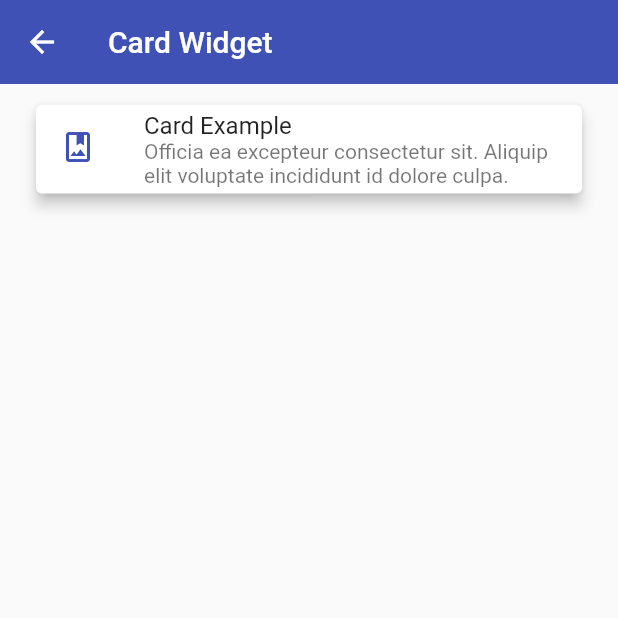
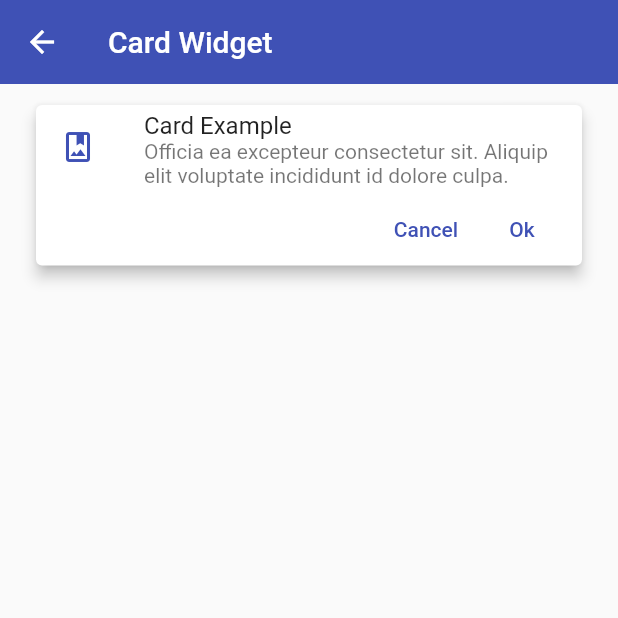
Before and after one commit to camilocallderon/components_jenkins, a Flutter app: the CardScreen screen opened by its route, on a phone screen of 412 x 824 dp, the top half of it. Run offline on Flutter 3.47's test engine with Material 2 defaults, Android fonts, the phone set to English and light mode, and no system bars.

Commit message:
feat(card): add card and theme card

```diff
--- a/lib/screens/card_screen.dart
+++ b/lib/screens/card_screen.dart
@@ -1,5 +1,6 @@
-import 'package:components_flutter_3/theme/app_theme.dart';
 import 'package:flutter/material.dart';
+
+import '../widgets/widgets.dart';
 
 class CardScreen extends StatelessWidget {
   const CardScreen({super.key});
@@ -13,23 +14,15 @@ class CardScreen extends StatelessWidget {
       body: ListView(
         padding: const EdgeInsets.symmetric(horizontal: 20, vertical: 10),
         children: [
-          Card(
-            elevation: 4,
-            key: const Key('card-example-basic'),
-            child: Column(
-              children: [
-                ListTile(
-                  leading: Icon(
-                    Icons.photo_album_outlined,
-                    color: AppTheme.primary,
-                  ),
-                  title: const Text('Card Example'),
-                  subtitle: const Text(
-                      'Officia ea excepteur consectetur sit. Aliquip elit voluptate incididunt id dolore culpa.'),
-                )
-              ],
-            ),
-          )
+          CustomCardTypeOne(
+            title: 'Card Example',
+            leftButtonLabel: 'Cancel',
+            rightButtonLabel: 'Ok',
+            bodyText:
+                'Officia ea excepteur consectetur sit. Aliquip elit voluptate incididunt id dolore culpa.',
+            onPressLeftButton: () {},
+            onPressRightButton: () {},
+          ),
         ],
       ),
     );
--- a/lib/theme/app_theme.dart
+++ b/lib/theme/app_theme.dart
@@ -8,5 +8,8 @@ class AppTheme {
       color: primary,
       elevation: 0,
     ),
+    textButtonTheme: TextButtonThemeData(
+      style: TextButton.styleFrom(primary: primary),
+    ),
   );
 }
--- /dev/null
+++ b/lib/widgets/custom_card_type_one.dart
@@ -0,0 +1,58 @@
+import 'package:flutter/material.dart';
+
+import '../theme/app_theme.dart';
+
+class CustomCardTypeOne extends StatelessWidget {
+  final String title;
+  final String bodyText;
+  final String leftButtonLabel;
+  final String rightButtonLabel;
+  final VoidCallback onPressLeftButton;
+  final VoidCallback onPressRightButton;
+
+  const CustomCardTypeOne({
+    required this.onPressLeftButton,
+    required this.onPressRightButton,
+    required this.leftButtonLabel,
+    required this.rightButtonLabel,
+    required this.bodyText,
+    required this.title,
+    Key? key,
+  }) : super(key: key);
+
+  @override
+  Widget build(BuildContext context) {
+    return Card(
+      elevation: 4,
+      key: const Key('card-example-basic'),
+      child: Column(
+        children: [
+          ListTile(
+            leading: Icon(
+              Icons.photo_album_outlined,
+              color: AppTheme.primary,
+            ),
+            title: Text(title),
+            subtitle: Text(bodyText),
+          ),
+          Padding(
+            padding: const EdgeInsets.only(right: 8.0),
+            child: Row(
+              mainAxisAlignment: MainAxisAlignment.end,
+              children: [
+                TextButton(
+                  onPressed: onPressLeftButton,
+                  child: Text(leftButtonLabel),
+                ),
+                TextButton(
+                  onPressed: onPressRightButton,
+                  child: Text(rightButtonLabel),
+                ),
+              ],
+            ),
+          )
+        ],
+      ),
+    );
+  }
+}
--- /dev/null
+++ b/lib/widgets/widgets.dart
@@ -0,0 +1 @@
+export 'custom_card_type_one.dart';
```
